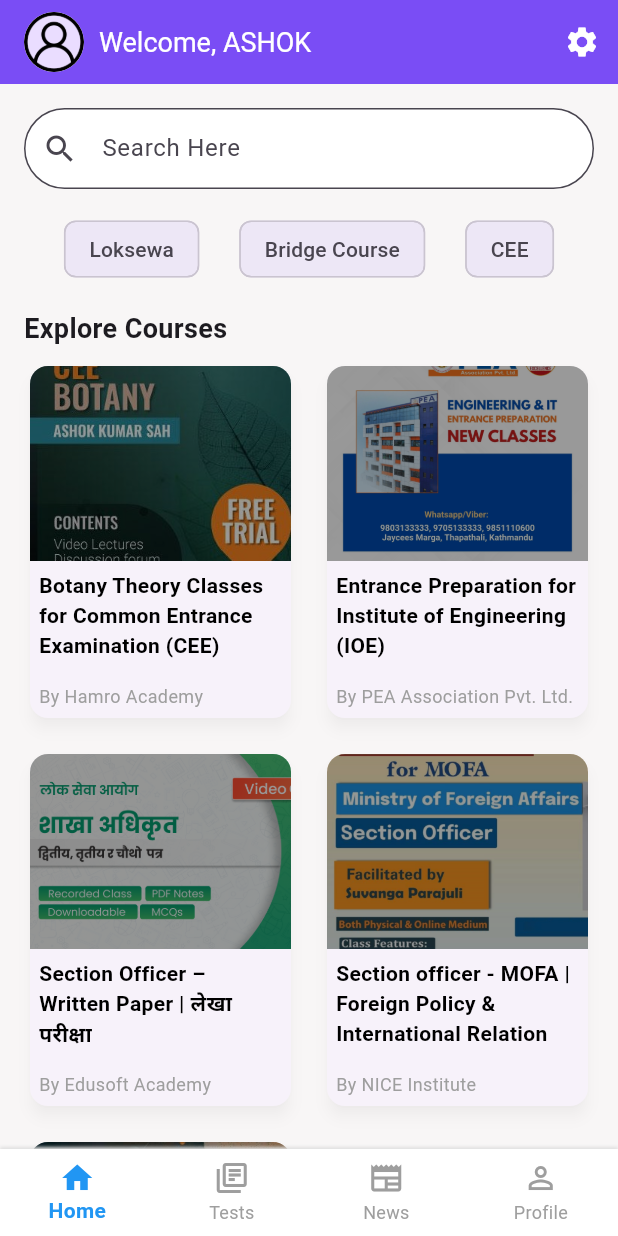
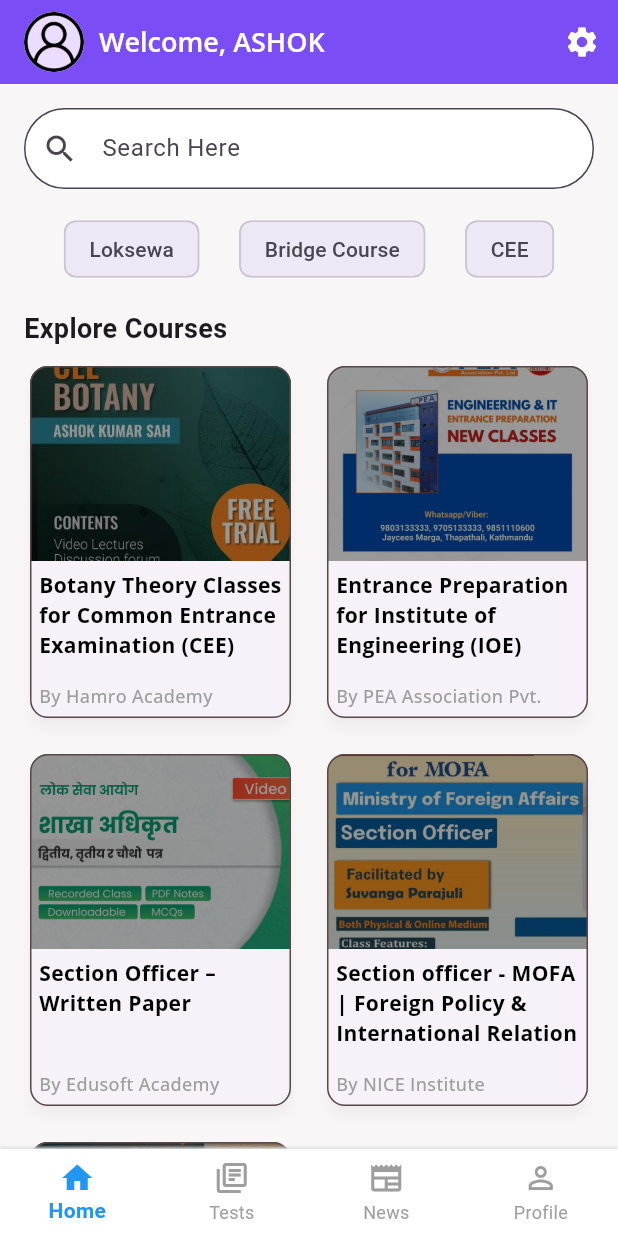
Before and after one commit to bayes-ashok/shikshalaya-mobile-app-assignment, a Flutter app: the screen it shows after launch, on a phone screen of 412 x 824 dp. Run offline on Flutter 3.47's test engine with Material 3 defaults, Android fonts, the light colour scheme and no system bars.

Commit message:
added fonts

```diff
--- a/lib/common/bottom_nav.dart
+++ b/lib/common/bottom_nav.dart
@@ -34,7 +34,11 @@
             SizedBox(width: 10),
             Text(
               'Welcome, ASHOK',
-              style: TextStyle(color: Colors.white, fontSize: 18),
+              style: TextStyle(
+                color: Colors.white,
+                fontFamily: 'OpenSans SemiBold',
+                fontSize: 18,
+              ),
             ),
           ],
         ),
--- a/lib/view/home_page.dart
+++ b/lib/view/home_page.dart
@@ -97,7 +97,10 @@
     required String imagePath,
   }) {
     return Card(
-      shape: RoundedRectangleBorder(borderRadius: BorderRadius.circular(12)),
+      shape: RoundedRectangleBorder(
+          borderRadius: BorderRadius.circular(12),
+          side: const BorderSide(
+              color: Color.fromARGB(255, 88, 72, 72), width: 1)),
       elevation: 4,
       shadowColor: Colors.black.withOpacity(0.2),
       child: Column(
@@ -133,7 +136,7 @@
             child: Text(
               title,
               style: const TextStyle(
-                fontWeight: FontWeight.bold,
+                fontFamily: 'OpenSans Bold',
                 fontSize: 14,
                 color: Colors.black,
               ),
@@ -148,7 +151,11 @@
             child: Text(
               subtitle,
               maxLines: 1,
-              style: const TextStyle(color: Colors.grey, fontSize: 12),
+              style: const TextStyle(
+                color: Colors.grey,
+                fontFamily: 'OpenSans Medium',
+                fontSize: 12,
+              ),
             ),
           ),
         ],
@@ -169,7 +176,7 @@
     'imagePath': 'assets/images/ioe.png',
   },
   {
-    'title': 'Section Officer – Written Paper | लेखा परीक्षा',
+    'title': 'Section Officer – Written Paper',
     'subtitle': 'By Edusoft Academy',
     'imagePath': 'assets/images/section_officer.jpg',
   },
```
Also changed, not shown: pubspec.yaml (+31 -12 lines), assets/fonts/OpenSans-Bold.ttf (added), assets/fonts/OpenSans-Light.ttf (added), assets/fonts/OpenSans-Medium.ttf (added), assets/fonts/OpenSans-Regular.ttf (added), assets/fonts/OpenSans-SemiBold.ttf (added), assets/fonts/Roboto-Bold.ttf (added), assets/fonts/Roboto-Regular.ttf (added).
